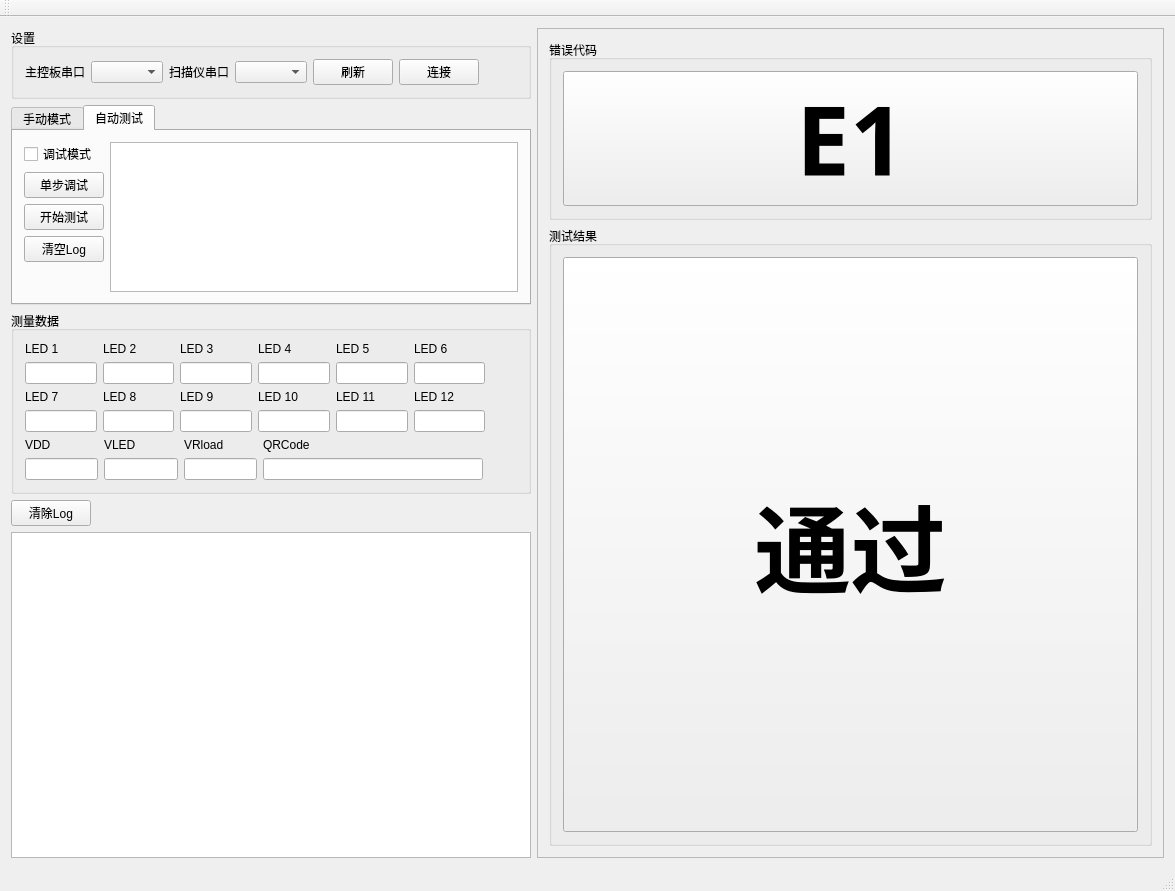
Before: the Qt Designer form mainwindow.ui in RuanJG/desktopApp, drawn with Qt 5.
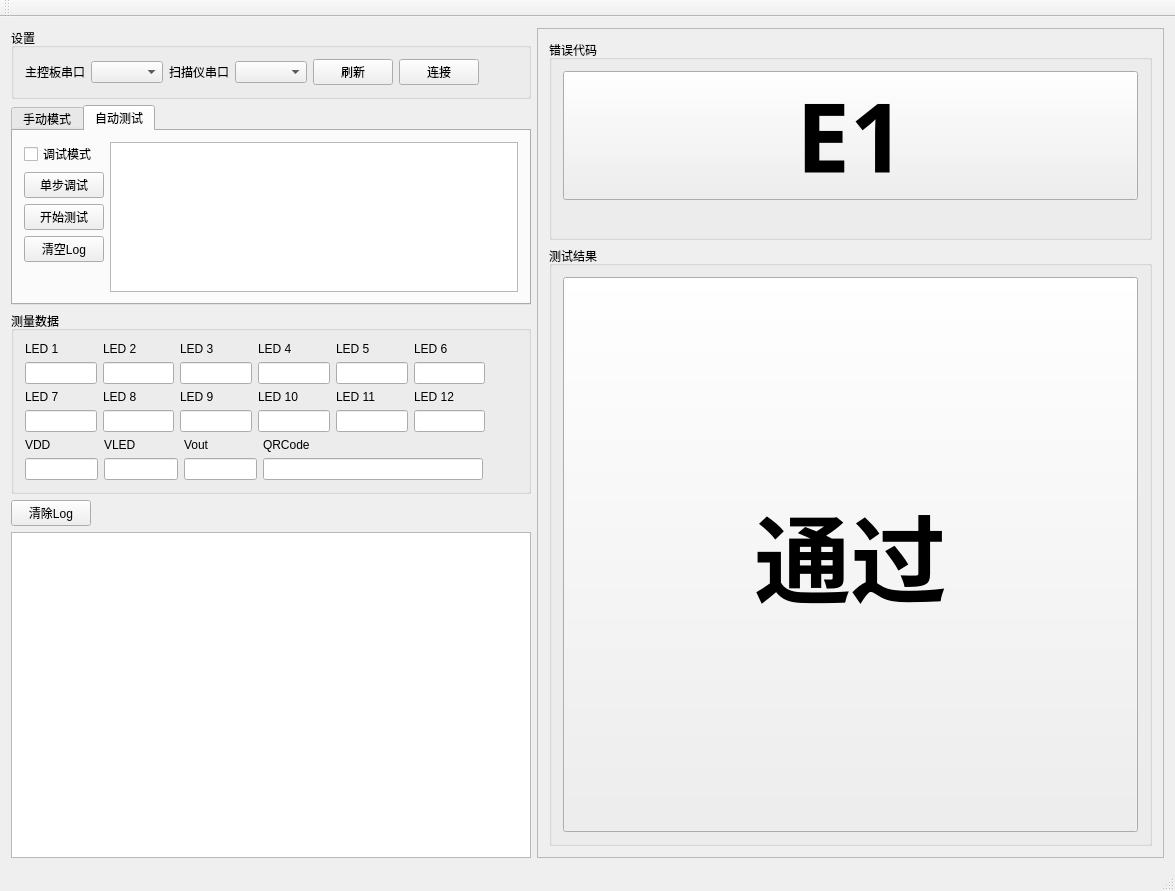
After: the same form once the commit is applied.

Diff of the .ui file:
```diff
--- a/mainwindow.ui
+++ b/mainwindow.ui
@@ -964,7 +964,7 @@
                     </size>
                    </property>
                    <property name="text">
-                    <string>VRload</string>
+                    <string>Vout</string>
                    </property>
                   </widget>
                  </item>
@@ -1086,7 +1086,7 @@
              <property name="maximumSize">
               <size>
                <width>16777215</width>
-               <height>180</height>
+               <height>200</height>
               </size>
              </property>
              <property name="title">
@@ -1114,6 +1114,19 @@
                 </property>
                </widget>
               </item>
+              <item row="1" column="0">
+               <widget class="QLabel" name="erroecodeStringlabel_24">
+                <property name="minimumSize">
+                 <size>
+                  <width>0</width>
+                  <height>20</height>
+                 </size>
+                </property>
+                <property name="text">
+                 <string>&lt;html&gt;&lt;head/&gt;&lt;body&gt;&lt;p&gt;&lt;span style=&quot; font-size:11pt; font-weight:600; color:#ff5500;&quot;/&gt;&lt;/p&gt;&lt;/body&gt;&lt;/html&gt;</string>
+                </property>
+               </widget>
+              </item>
              </layout>
              <zorder>label_24</zorder>
              <zorder>groupBox_5</zorder>
```
Left out of the diff: 2 changed lines with no effect on the pictures.
